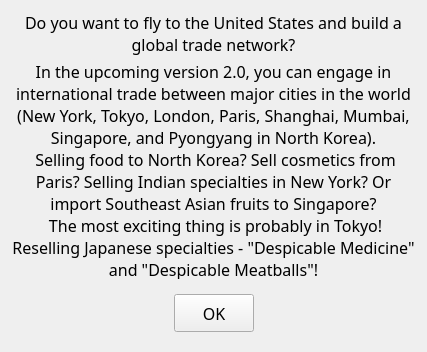
soda92/beijing_fushengji_rewrite, file form/airport.ui: the form before one commit.
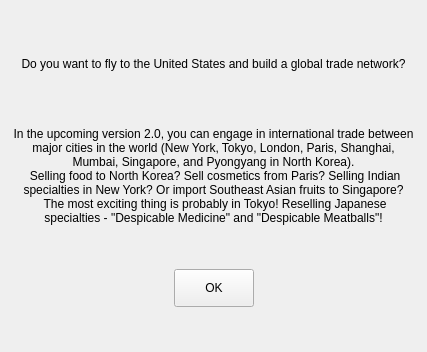
The form after the commit.

```diff
--- a/form/airport.ui
+++ b/form/airport.ui
@@ -13,11 +13,6 @@
   <property name="windowTitle">
    <string>Capital Airport</string>
   </property>
-  <property name="styleSheet">
-   <string notr="true">QLabel, QPushButton, QTextBrowser, QGroupBox, QTextEdit {
-                font: 12pt MiSans;
-            }</string>
-  </property>
   <layout class="QVBoxLayout" name="verticalLayout">
    <item>
     <widget class="QLabel" name="label">
```
